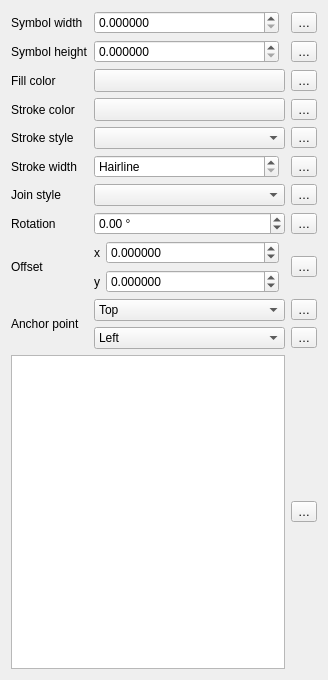
Old version of the form src/ui/symbollayer/widget_ellipse.ui in the repository qgis/QGIS.
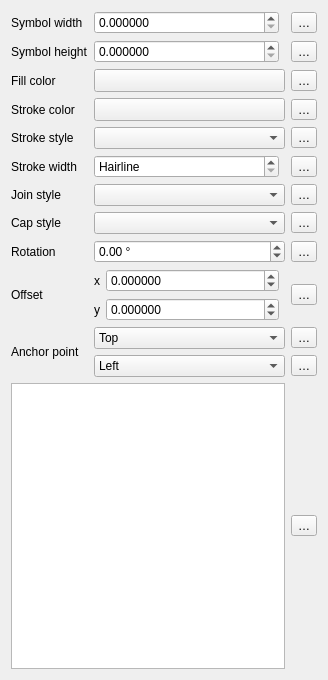
New version of the form. Custom widgets are drawn as their Qt base class.

Commit message: [Feature][symbology] Allow pen cap style to be set for ellipse marker symbol layers

```diff
--- a/src/ui/symbollayer/widget_ellipse.ui
+++ b/src/ui/symbollayer/widget_ellipse.ui
@@ -219,6 +219,26 @@
      </item>
     </widget>
    </item>
+   <item row="9" column="0">
+    <widget class="QLabel" name="label_9">
+     <property name="text">
+      <string>Cap style</string>
+     </property>
+     <property name="alignment">
+      <set>Qt::AlignLeading|Qt::AlignLeft|Qt::AlignVCenter</set>
+     </property>
+    </widget>
+   </item>
+   <item row="9" column="1">
+    <widget class="QgsPenCapStyleComboBox" name="cboCapStyle"/>
+   </item>
+   <item row="9" column="2">
+    <widget class="QgsPropertyOverrideButton" name="mCapStyleDDBtn">
+     <property name="text">
+      <string>…</string>
+     </property>
+    </widget>
+   </item>
    <item row="11" column="0">
     <widget class="QLabel" name="label_5">
      <property name="text">
@@ -591,6 +611,11 @@
    <extends>QComboBox</extends>
    <header>qgspenstylecombobox.h</header>
   </customwidget>
+  <customwidget>
+   <class>QgsPenCapStyleComboBox</class>
+   <extends>QComboBox</extends>
+   <header>qgspenstylecombobox.h</header>
+  </customwidget>
   <customwidget>
    <class>QgsPenStyleComboBox</class>
    <extends>QComboBox</extends>
```
Left out of the diff: 2 changed lines with no effect on the pictures. The commit also changes 7 other files.
